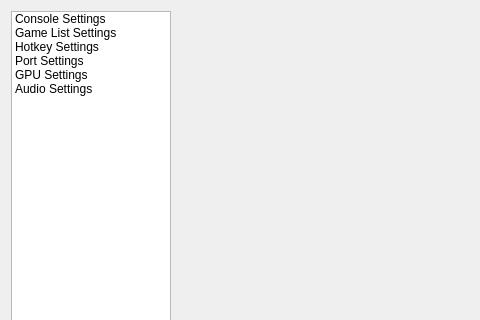
Before: the Qt Designer form src/duckstation-qt/settingsdialog.ui in kofxi3584karlayang/duckstation, drawn with Qt 5; both pictures show x 0 to 480 and y 0 to 320 of the 640 by 480 pixel window.
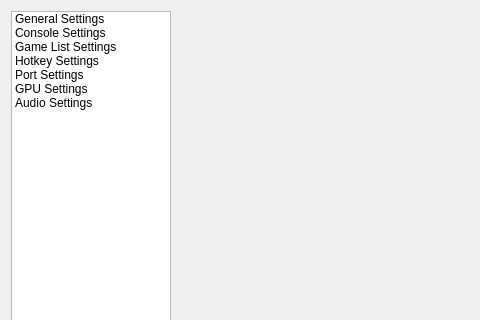
After: the same form once the commit is applied. Icons and pictures are not drawn.

Commit message: Qt: Split some console settings out into general settings

What changed in the file:
```diff
--- a/src/duckstation-qt/settingsdialog.ui
+++ b/src/duckstation-qt/settingsdialog.ui
@@ -40,6 +40,15 @@
          <height>32</height>
         </size>
        </property>
+       <item>
+        <property name="text">
+         <string>General Settings</string>
+        </property>
+        <property name="icon">
+         <iconset resource="icons.qrc">
+          <normaloff>:/icons/applications-system.png</normaloff>:/icons/applications-system.png</iconset>
+        </property>
+       </item>
        <item>
         <property name="text">
          <string>Console Settings</string>
```
The commit also changes 12 other files.
